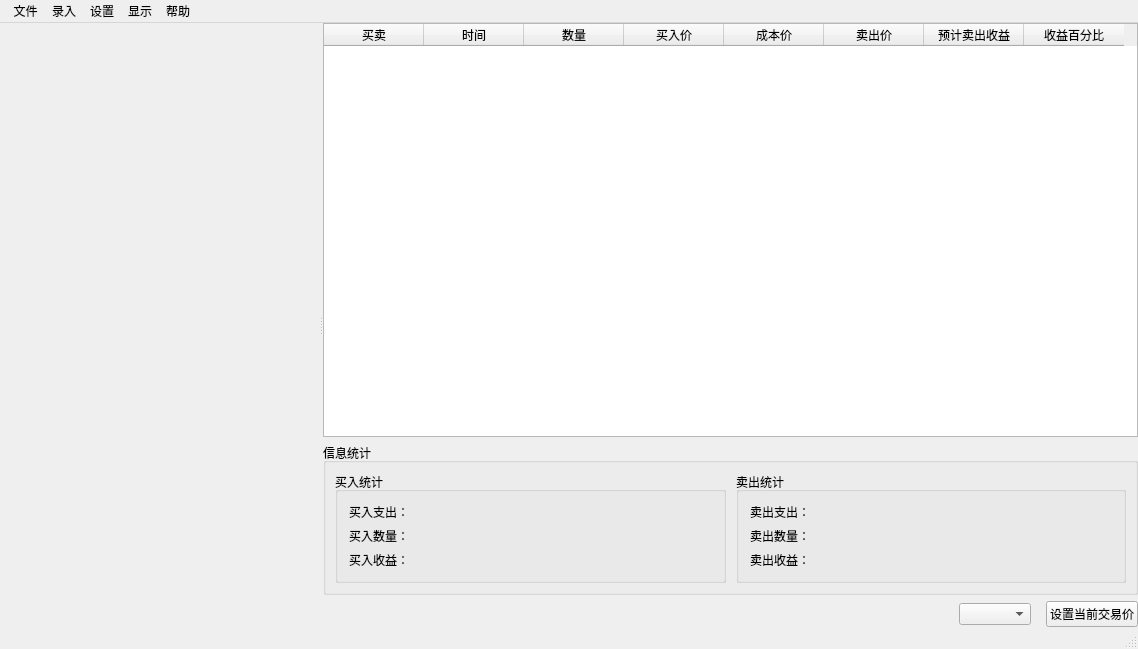
First picture: the form in UI/JKMainWin.ui, repository Mr-WangJin/StockTool, before the edit.
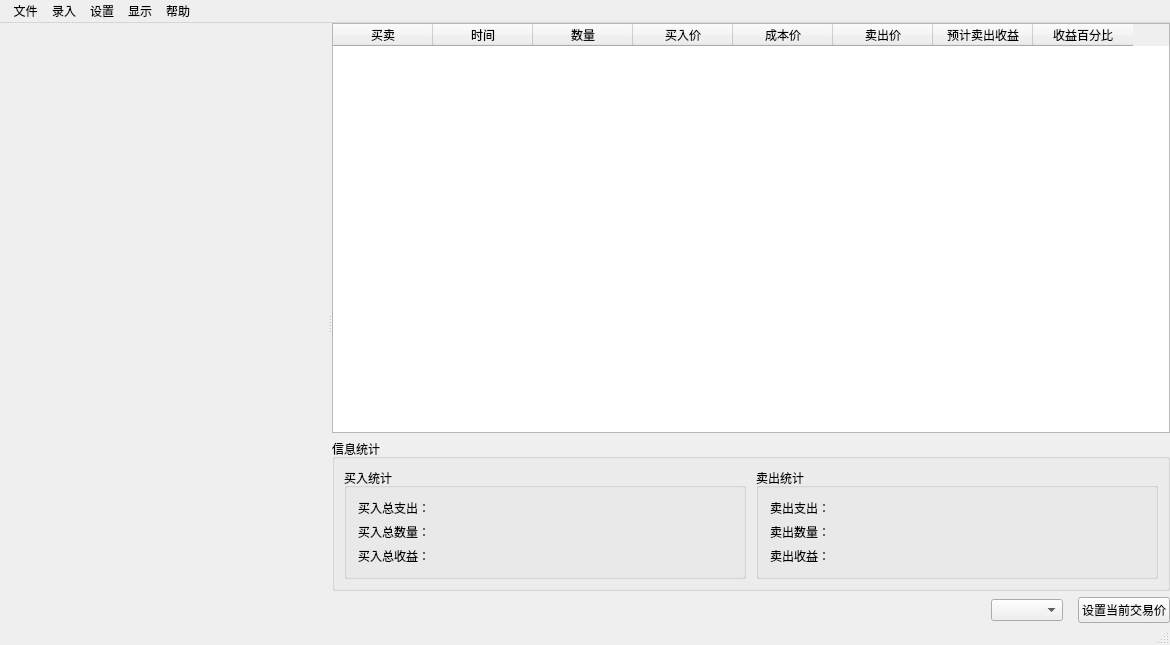
Second picture: the form after the edit. Custom widgets are drawn as their Qt base class.

What changed in the file:
```diff
--- a/UI/JKMainWin.ui
+++ b/UI/JKMainWin.ui
@@ -6,8 +6,8 @@
    <rect>
     <x>0</x>
     <y>0</y>
-    <width>1138</width>
-    <height>649</height>
+    <width>1170</width>
+    <height>645</height>
    </rect>
   </property>
   <property name="windowTitle">
@@ -139,21 +139,21 @@
               <item>
                <widget class="QLabel" name="lblBuySumPrice">
                 <property name="text">
-                 <string>买入支出：</string>
+                 <string>买入总支出：</string>
                 </property>
                </widget>
               </item>
               <item>
                <widget class="QLabel" name="lblBuySumCount">
                 <property name="text">
-                 <string>买入数量：</string>
+                 <string>买入总数量：</string>
                 </property>
                </widget>
               </item>
               <item>
                <widget class="QLabel" name="lblBuySumEarning">
                 <property name="text">
-                 <string>买入收益：</string>
+                 <string>买入总收益：</string>
                 </property>
                </widget>
               </item>
@@ -241,7 +241,7 @@
     <rect>
      <x>0</x>
      <y>0</y>
-     <width>1138</width>
+     <width>1170</width>
      <height>23</height>
     </rect>
    </property>
```
